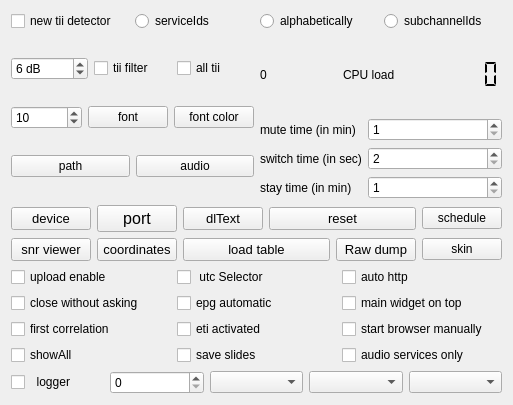
This is sources/main/forms-v7/config-helper.ui in JvanKatwijk/qt-dab as Qt 5 draws it before an edit. The edited form follows.
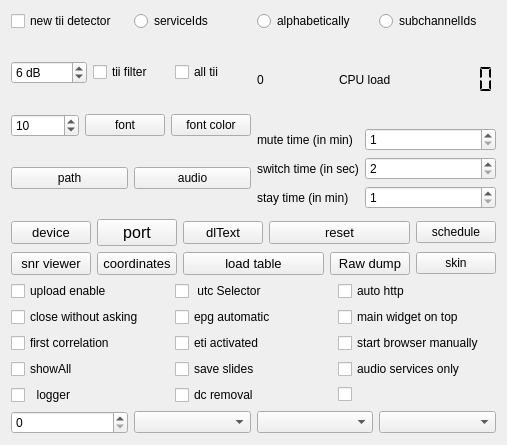
This is the edited form. Custom widgets are drawn as their Qt base class.

```diff
--- a/sources/main/forms-v7/config-helper.ui
+++ b/sources/main/forms-v7/config-helper.ui
@@ -6,8 +6,8 @@
    <rect>
     <x>0</x>
     <y>0</y>
-    <width>513</width>
-    <height>405</height>
+    <width>507</width>
+    <height>445</height>
    </rect>
   </property>
   <property name="windowTitle">
@@ -580,11 +580,7 @@
        </property>
       </widget>
      </item>
-    </layout>
-   </item>
-   <item>
-    <layout class="QHBoxLayout" name="horizontalLayout_3">
-     <item>
+     <item row="4" column="0">
       <widget class="QCheckBox" name="logger_selector">
        <property name="toolTip">
         <string>&lt;html&gt;&lt;head/&gt;&lt;body&gt;&lt;p&gt;If set, a log file is maintained (as usual for windows in the folder in the home folder and for Linux in the directory /tmp in a folder/directory Qt-DAB-files) in a txt file :logFile.txt, in which activities such as selecting a device, channel, service, dump are written, preceded by the time of the activity.&lt;/p&gt;&lt;p&gt;The setting of the selector is maintained between program invocations.&lt;/p&gt;&lt;/body&gt;&lt;/html&gt;</string>
@@ -594,6 +590,24 @@
        </property>
       </widget>
      </item>
+     <item row="4" column="1">
+      <widget class="QCheckBox" name="dcRemoval">
+       <property name="text">
+        <string>dc removal</string>
+       </property>
+      </widget>
+     </item>
+     <item row="4" column="2">
+      <widget class="QCheckBox" name="checkBox_2">
+       <property name="text">
+        <string/>
+       </property>
+      </widget>
+     </item>
+    </layout>
+   </item>
+   <item>
+    <layout class="QHBoxLayout" name="horizontalLayout_3">
      <item>
       <widget class="QSpinBox" name="tiiCollisions">
        <property name="toolTip">
```
